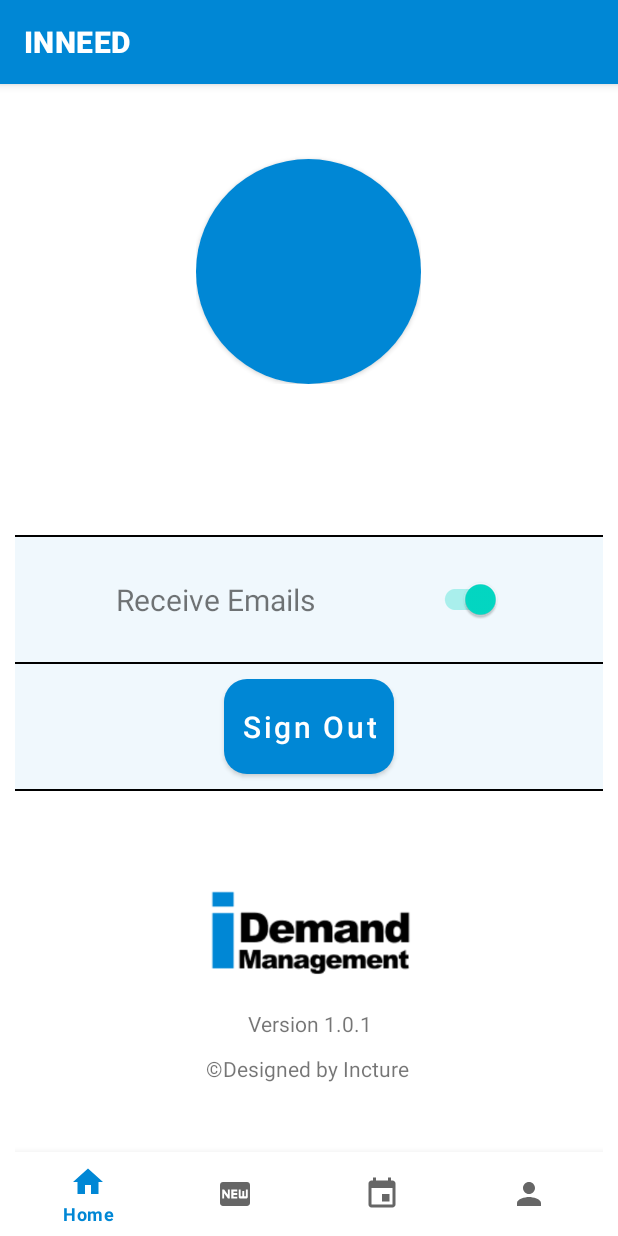
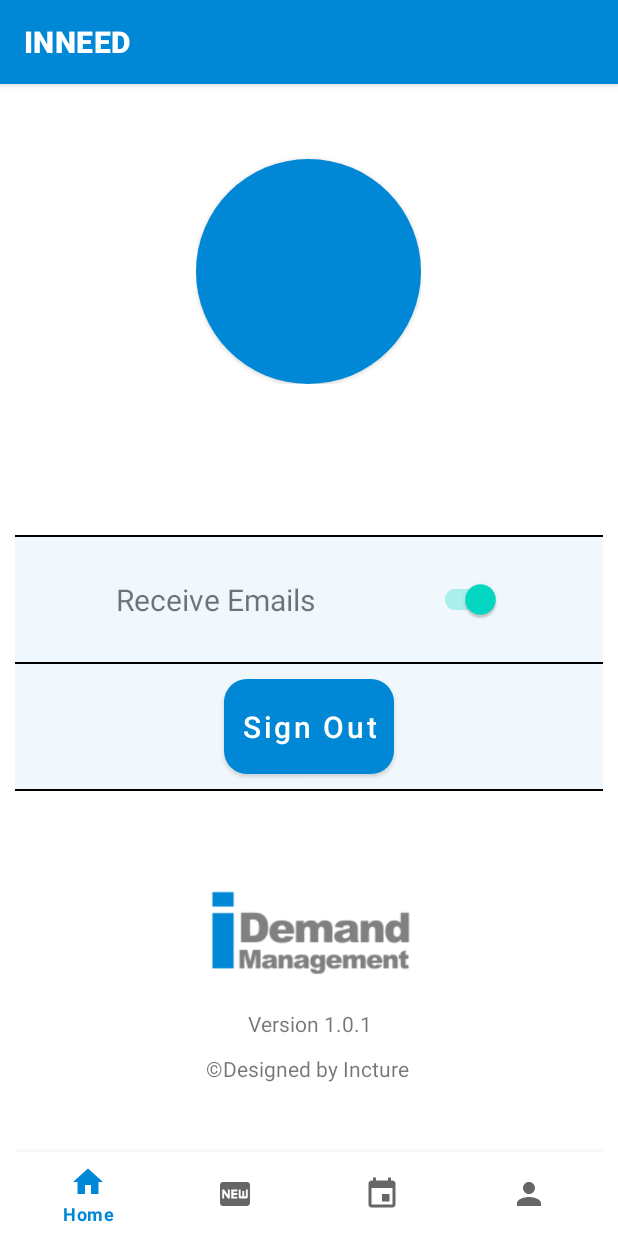
Before and after one commit to rishi2162/IDM, an Android app: the fragment ProfileFragment placed in its activity, on a phone screen of 412 x 824 dp. Run offline under Robolectric (Android 15) with nearby library versions, the phone set to English and light mode, and no system bars; our stand-ins replace Volley; libraries missing offline, so code that uses them is left out: me.relex.circleindicator; network calls fail; 5 statements that could not run were skipped.

Commit message:
Logo color Update

```diff
--- a/app/src/main/res/layout/fragment_profile.xml
+++ b/app/src/main/res/layout/fragment_profile.xml
@@ -148,7 +148,7 @@
                 android:layout_width="150dp"
                 android:layout_height="100dp"
                 android:layout_centerInParent="true"
-                android:src="@drawable/idm" />
+                android:src="@drawable/idm_logo" />
 
             <TextView
                 android:id="@+id/cherryWorkTxt"
```
Also changed, not shown: app/src/main/res/drawable-v24/idm_logo.png (added).
